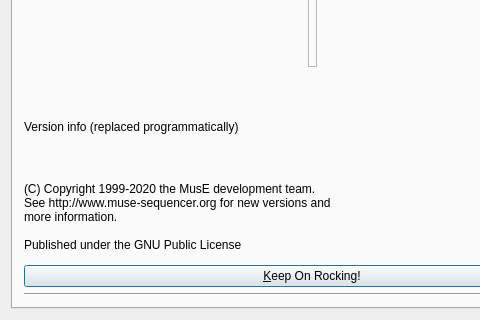
This is muse3/muse/components/aboutbox.ui in emrum/muse as Qt 5 draws it before an edit; both pictures show x 0 to 480 and y 174 to 494 of the 624 by 494 pixel window. The edited form follows.
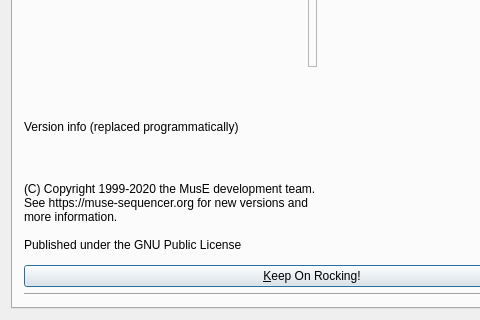
This is the edited form.

Commit message: Fix web site address in about dlg

```diff
--- a/muse3/muse/components/aboutbox.ui
+++ b/muse3/muse/components/aboutbox.ui
@@ -104,7 +104,7 @@
           <widget class="QLabel" name="textLabel1">
            <property name="text">
             <string>(C) Copyright 1999-2020 the MusE development team.
-See http://www.muse-sequencer.org for new versions and
+See https://muse-sequencer.org for new versions and
 more information.
 
 Published under the GNU Public License</string>
```
